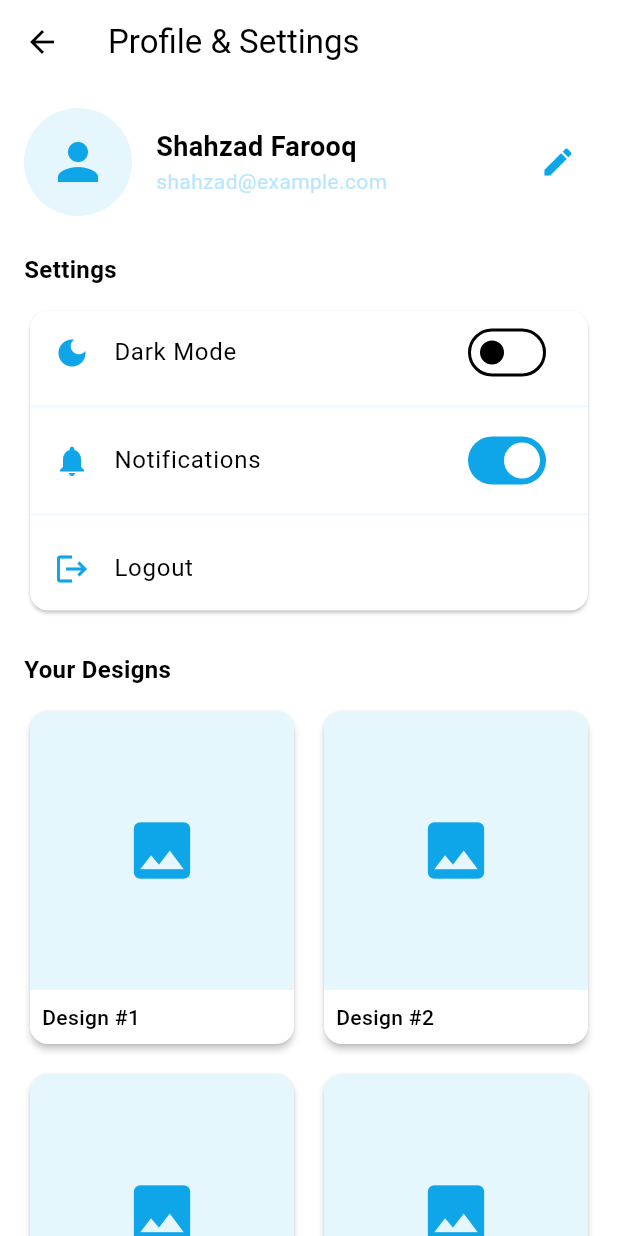
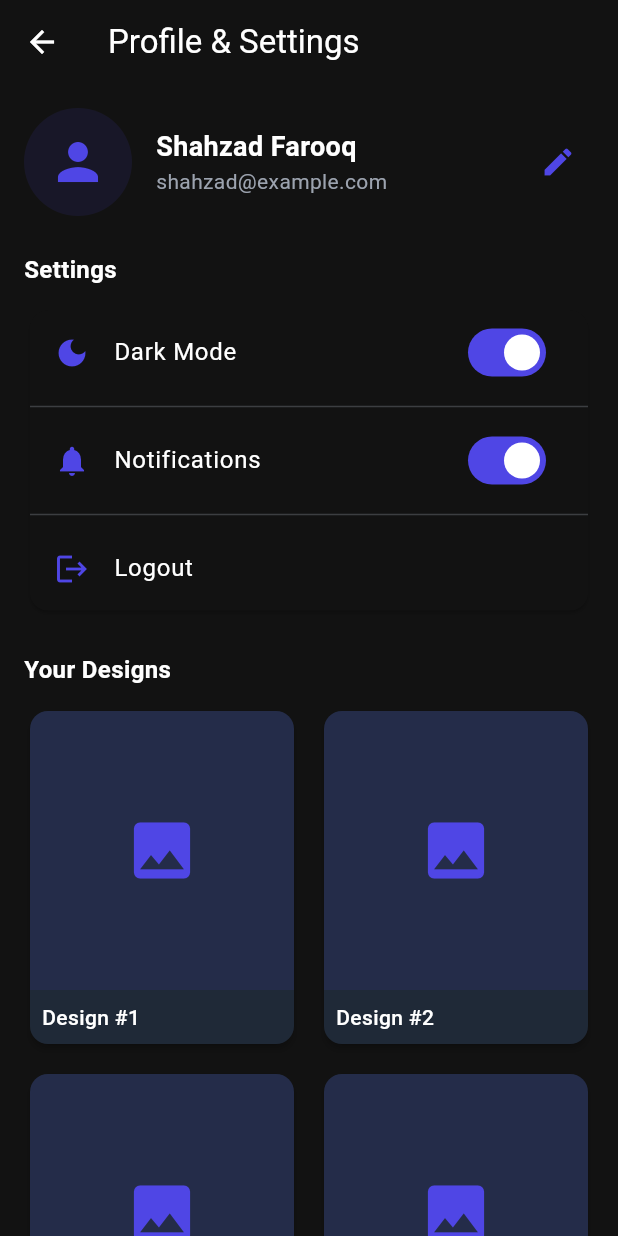
Before and after one commit to crindalwalt/smile.ai, a Flutter app: the HomeScreen screen opened directly, after a tap on the "settings" icon, on a phone screen of 412 x 824 dp. Run offline on Flutter 3.47's test engine with Material 3 defaults, Android fonts, the phone set to English and light mode, and no system bars; our stand-ins replace google_fonts; network calls fail.

Commit message:
dark mode implmented

```diff
--- a/lib/models/category.dart
+++ b/lib/models/category.dart
@@ -15,7 +15,7 @@ List<Category> categories = [
   Category(name: "Minimal", bgColor: Colors.lightBlue),
   Category(name: "Futuristic"),
   Category(name: "Cultural"),
-  Category(name: "Abstract", bgColor: Colors.blueGrey),
+  Category(name: "Abstract"),
   Category(name: "Portraits"),
   Category(name: "Landscapes"),
 ];
--- a/lib/views/pages/home.dart
+++ b/lib/views/pages/home.dart
@@ -32,9 +32,7 @@ class HomeScreen extends StatelessWidget {
             child: IconButton(
               onPressed: () {
                 Navigator.of(context).push(
-                  MaterialPageRoute(
-                    builder: (context) => SettingsProfilePage(),
-                  ),
+                  MaterialPageRoute(builder: (context) => SettingProfilePage()),
                 );
               },
               icon: Icon(Icons.settings),
@@ -64,7 +62,7 @@ class HomeScreen extends StatelessWidget {
                     itemCount: promptList.length,
                     itemBuilder: (context, index) {
                       Prompt prompt = promptList[index];
-                      return HighlightCard(prompt: prompt,);
+                      return HighlightCard(prompt: prompt);
                     },
                   ),
                 ),
--- a/lib/views/pages/setting.dart
+++ b/lib/views/pages/setting.dart
@@ -1,10 +1,21 @@
 import 'package:flutter/material.dart';
+import 'package:provider/provider.dart';
+import 'package:smile_ai/providers/theme_provider.dart';
 
-class SettingsProfilePage extends StatelessWidget {
-  const SettingsProfilePage({super.key});
+// main class
+class SettingProfilePage extends StatefulWidget {
+  @override
+  State<SettingProfilePage> createState() {
+    return _SettingProfilePageState();
+  }
+}
 
+// state class
+class _SettingProfilePageState extends State<SettingProfilePage> {
+  bool isDark = false;
   @override
   Widget build(BuildContext context) {
+    final themeProvider = Provider.of<ThemeProvider>(context);
     final theme = Theme.of(context);
     return Scaffold(
       appBar: AppBar(
@@ -95,8 +106,13 @@ class SettingsProfilePage extends StatelessWidget {
                       Icons.dark_mode,
                       color: theme.colorScheme.primary,
                     ),
-                    value: false,
-                    onChanged: (val) {},
+                    value: themeProvider.mode == ThemeMode.light ? false : true,
+                    onChanged: (val) {
+                      setState(() {
+                        print("switch if $val");
+                        themeProvider.changeTheme(val);
+                      });
+                    },
                   ),
                   Divider(color: theme.colorScheme.secondary.withOpacity(0.3)),
                   SwitchListTile(
--- a/pubspec.yaml
+++ b/pubspec.yaml
@@ -35,6 +35,7 @@ dependencies:
   # Use with the CupertinoIcons class for iOS style icons.
   cupertino_icons: ^1.0.8
   google_fonts: ^6.3.0
+  provider: ^6.1.5+1
 
 dev_dependencies:
   flutter_test:
```
Also changed, not shown: lib/main.dart (+14 -1 lines), lib/providers/theme_provider.dart (added, +18 -0 lines), pubspec.lock.
